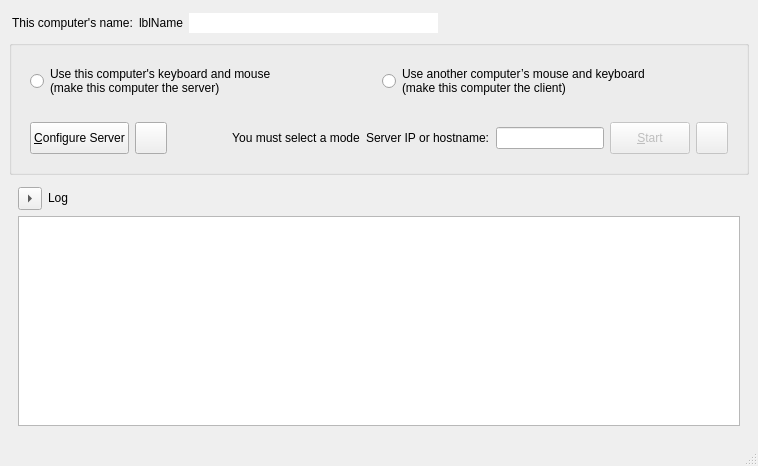
This is src/lib/gui/MainWindow.ui in deskflow/deskflow as Qt 5 draws it before an edit. The edited form follows.
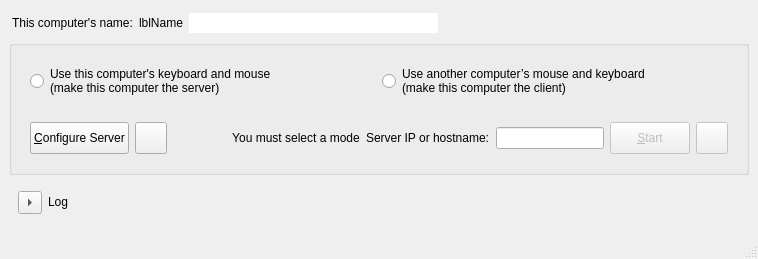
This is the edited form. Icons and pictures are not drawn.

Diff of the .ui file:
```diff
--- a/src/lib/gui/MainWindow.ui
+++ b/src/lib/gui/MainWindow.ui
@@ -7,7 +7,7 @@
     <x>0</x>
     <y>0</y>
     <width>758</width>
-    <height>466</height>
+    <height>259</height>
    </rect>
   </property>
   <property name="sizePolicy">
@@ -523,25 +523,6 @@
          </item>
         </layout>
        </item>
-       <item>
-        <widget class="QPlainTextEdit" name="textLog">
-         <property name="sizePolicy">
-          <sizepolicy hsizetype="Expanding" vsizetype="Expanding">
-           <horstretch>0</horstretch>
-           <verstretch>0</verstretch>
-          </sizepolicy>
-         </property>
-         <property name="lineWrapMode">
-          <enum>QPlainTextEdit::LineWrapMode::NoWrap</enum>
-         </property>
-         <property name="readOnly">
-          <bool>true</bool>
-         </property>
-         <property name="maximumBlockCount">
-          <number>10000</number>
-         </property>
-        </widget>
-       </item>
       </layout>
      </widget>
     </item>
```
Left out of the diff: 1 changed line with no effect on the pictures.
